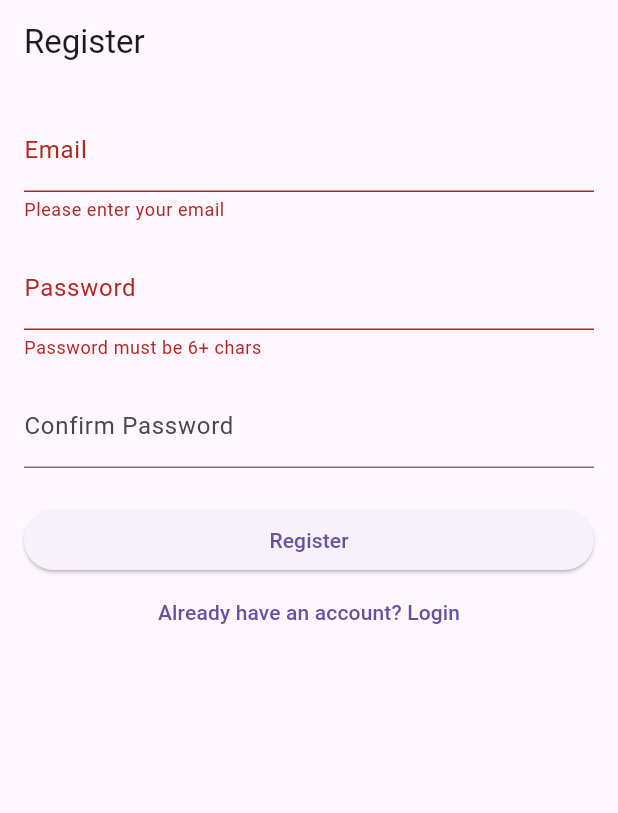
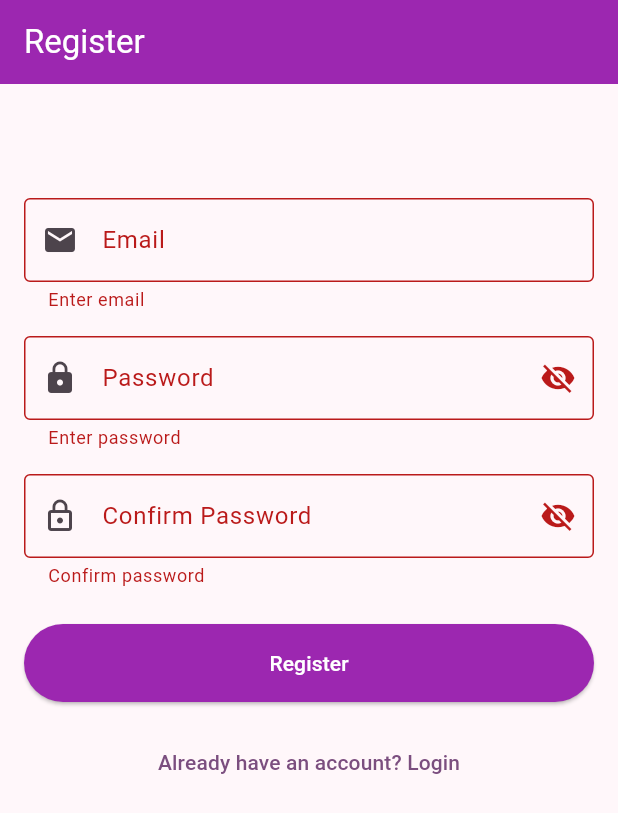
Before and after one commit to Neha-george/HeForHer, a Flutter app: the screen it shows after launch, after a tap on "Login", after a tap on "Don't have an account? Register", after a tap on "Register", on a phone screen of 412 x 824 dp. Shown: the top 813 px of the screen. Run offline on Flutter 3.47's test engine with Material 3 defaults, Android fonts, the phone set to English and light mode, and no system bars; our stand-ins replace cloud_firestore, firebase_auth, firebase_core, just_audio; accounts and stored records are empty; generated files the repository leaves out were written again.

Commit message:
Updated login, register, and home page files

```diff
--- a/lib/features/scenario_engine/scenario_engine_service.dart
+++ b/lib/features/scenario_engine/scenario_engine_service.dart
@@ -6,6 +6,10 @@ class ScenarioEngineService {
 
   Future<List<Scenario>> fetchScenarios() async {
     final docs = await _firestore.getCollection('scenario_engine');
-    return docs.map((doc) => Scenario.fromMap(doc.id, doc.data())).toList();
+    return docs.where((doc) => doc != null).map((doc) {
+      final snapshot = doc
+          as dynamic; // Replace 'dynamic' with the actual type if known, e.g., QueryDocumentSnapshot
+      return Scenario.fromMap(snapshot.id, snapshot.data());
+    }).toList();
   }
 }
--- a/lib/login.dart
+++ b/lib/login.dart
@@ -1,47 +1,45 @@
 import 'package:flutter/material.dart';
 import 'package:firebase_auth/firebase_auth.dart';
 
-class LoginPage extends StatefulWidget {
-  const LoginPage({Key? key}) : super(key: key);
+class Login extends StatefulWidget {
+  const Login({super.key});
 
   @override
-  State<LoginPage> createState() => _LoginPageState();
+  State<Login> createState() => _LoginState();
 }
 
-class _LoginPageState extends State<LoginPage> {
+class _LoginState extends State<Login> {
+  final _emailController = TextEditingController();
+  final _passwordController = TextEditingController();
   final _formKey = GlobalKey<FormState>();
-  final TextEditingController _emailController = TextEditingController();
-  final TextEditingController _passwordController = TextEditingController();
   bool _isLoading = false;
+  bool _isPasswordVisible = false;
 
   Future<void> _login() async {
-    if (_formKey.currentState!.validate()) {
+    if (!_formKey.currentState!.validate()) return;
+
     setState(() => _isLoading = true);
     try {
       await FirebaseAuth.instance.signInWithEmailAndPassword(
         email: _emailController.text.trim(),
-          password: _passwordController.text.trim(),
+        password: _passwordController.text,
       );
-        Navigator.pushReplacementNamed(context, '/home');
+      // Navigation handled by AuthWrapper
     } on FirebaseAuthException catch (e) {
       String message = 'Login failed';
       if (e.code == 'user-not-found') {
-          message = 'Account not found. Please register';
+        message = 'No user found for that email.';
       } else if (e.code == 'wrong-password') {
-          message = 'Incorrect password. Try again';
+        message = 'Wrong password.';
+      } else if (e.code == 'invalid-email') {
+        message = 'Invalid email format.';
       }
-        print('FirebaseAuthException during login: ${e.code} - ${e.message}');
-        ScaffoldMessenger.of(
-          context,
-        ).showSnackBar(SnackBar(content: Text(message)));
-      } catch (e) {
-        print('Exception during login: $e');
-        ScaffoldMessenger.of(
-          context,
-        ).showSnackBar(const SnackBar(content: Text('Login failed')));
+      if (mounted) {
+        ScaffoldMessenger.of(context)
+            .showSnackBar(SnackBar(content: Text(message)));
+      }
     } finally {
-        setState(() => _isLoading = false);
-      }
+      if (mounted) setState(() => _isLoading = false);
     }
   }
 
@@ -55,23 +53,29 @@ class _LoginPageState extends State<LoginPage> {
   @override
   Widget build(BuildContext context) {
     return Scaffold(
-      appBar: AppBar(title: const Text('Login')),
+      appBar: AppBar(
+        title: const Text('Login'),
+        backgroundColor: Colors.purple,
+        foregroundColor: Colors.white,
+      ),
       body: Padding(
-        padding: const EdgeInsets.all(16.0),
+        padding: const EdgeInsets.all(16),
         child: Form(
           key: _formKey,
           child: ListView(
             children: [
+              const SizedBox(height: 60),
               TextFormField(
                 controller: _emailController,
-                decoration: const InputDecoration(labelText: 'Email'),
+                decoration: const InputDecoration(
+                  labelText: 'Email',
+                  border: OutlineInputBorder(),
+                  prefixIcon: Icon(Icons.email),
+                ),
                 validator: (value) {
-                  if (value == null || value.isEmpty)
-                    return 'Please enter your email';
-                  if (!RegExp(
-                    r'^[\w\-\.]+@([\w\-]+\.)+[\w\-]{2,}$',
-                  ).hasMatch(value)) {
-                    return 'Enter a valid email';
+                  if (value == null || value.isEmpty) return 'Enter email';
+                  if (!RegExp(r'^[^@]+@[^@]+\.[^@]+').hasMatch(value)) {
+                    return 'Enter valid email';
                   }
                   return null;
                 },
@@ -79,23 +83,39 @@ class _LoginPageState extends State<LoginPage> {
               const SizedBox(height: 16),
               TextFormField(
                 controller: _passwordController,
-                decoration: const InputDecoration(labelText: 'Password'),
-                obscureText: true,
-                validator: (value) => value == null || value.isEmpty
-                    ? 'Enter your password'
-                    : null,
+                obscureText: !_isPasswordVisible,
+                decoration: InputDecoration(
+                  labelText: 'Password',
+                  border: const OutlineInputBorder(),
+                  prefixIcon: const Icon(Icons.lock),
+                  suffixIcon: IconButton(
+                    icon: Icon(_isPasswordVisible
+                        ? Icons.visibility
+                        : Icons.visibility_off),
+                    onPressed: () => setState(
+                        () => _isPasswordVisible = !_isPasswordVisible),
+                  ),
+                ),
+                validator: (value) =>
+                    value == null || value.isEmpty ? 'Enter password' : null,
               ),
               const SizedBox(height: 24),
               _isLoading
-                  ? const CircularProgressIndicator()
+                  ? const Center(child: CircularProgressIndicator())
                   : ElevatedButton(
                       onPressed: _login,
+                      style: ElevatedButton.styleFrom(
+                        backgroundColor: Colors.purple,
+                        foregroundColor: Colors.white,
+                        padding: const EdgeInsets.symmetric(vertical: 16),
+                      ),
                       child: const Text('Login'),
                     ),
+              const SizedBox(height: 16),
               TextButton(
                 onPressed: () =>
                     Navigator.pushReplacementNamed(context, '/register'),
-                child: const Text("Don't have an account? Register"),
+                child: const Text('Don\'t have an account? Register'),
               ),
             ],
           ),
--- a/lib/main.dart
+++ b/lib/main.dart
@@ -1,86 +1,59 @@
 import 'package:flutter/material.dart';
 import 'package:firebase_core/firebase_core.dart';
-import 'package:provider/provider.dart';
-import 'features/voice_of_her/voice_of_her_provider.dart';
-import 'features/voice_of_her/voice_of_her_screen.dart';
-import 'features/scenario_engine/scenario_engine_provider.dart';
-import 'features/scenario_engine/scenario_engine_screen.dart';
-import 'features/empathy_neural_profile/empathy_neural_profile_screen.dart';
-import 'features/ask_a_woman_chatbot/ask_a_woman_chatbot_screen.dart';
+import 'firebase_options.dart';
+import 'login.dart';
 import 'register.dart';
-import 'login.dart';
+import 'home.dart';
+import 'package:firebase_auth/firebase_auth.dart';
 
 void main() async {
   WidgetsFlutterBinding.ensureInitialized();
-  await Firebase.initializeApp();
-  runApp(const HeForHerApp());
+  await Firebase.initializeApp(
+    options: DefaultFirebaseOptions.currentPlatform,
+  );
+  runApp(const MyApp());
 }
 
-class HeForHerApp extends StatelessWidget {
-  const HeForHerApp({super.key});
+class MyApp extends StatelessWidget {
+  const MyApp({super.key});
 
   @override
   Widget build(BuildContext context) {
-    return MultiProvider(
-      providers: [
-        ChangeNotifierProvider(create: (_) => VoiceOfHerProvider()),
-        ChangeNotifierProvider(create: (_) => ScenarioEngineProvider()),
-      ],
-      child: MaterialApp(
-        title: 'HeForHer',
-        theme: ThemeData(primarySwatch: Colors.purple),
-        initialRoute: '/login',
-        routes: {
-          '/login': (context) => const LoginPage(),
-          '/register': (context) => const RegisterPage(),
-          '/home': (context) => const HomeScreen(),
-        },
+    return MaterialApp(
+      title: 'Firebase Auth Demo',
+      theme: ThemeData(
+        colorScheme: ColorScheme.fromSeed(seedColor: Colors.purple),
+        useMaterial3: true,
       ),
+      initialRoute: '/',
+      routes: {
+        '/': (context) => const AuthWrapper(),
+        '/login': (context) => const Login(),
+        '/register': (context) => const Register(),
+        '/home': (context) => const Home(),
+      },
     );
   }
 }
 
-class HomeScreen extends StatefulWidget {
-  const HomeScreen({super.key});
-  @override
-  State<HomeScreen> createState() => _HomeScreenState();
-}
-
-class _HomeScreenState extends State<HomeScreen> {
-  int _selectedIndex = 0;
-  static const List<Widget> _screens = <Widget>[
-    VoiceOfHerScreen(),
-    ScenarioEngineScreen(),
-    EmpathyNeuralProfileScreen(userId: 'your_user_id'),
-    AskAWomanChatbotScreen(),
-  ];
+class AuthWrapper extends StatelessWidget {
+  const AuthWrapper({super.key});
 
   @override
   Widget build(BuildContext context) {
-    return Scaffold(
-      body: _screens[_selectedIndex],
-      bottomNavigationBar: BottomNavigationBar(
-        currentIndex: _selectedIndex,
-        onTap: (index) => setState(() => _selectedIndex = index),
-        items: const [
-          BottomNavigationBarItem(
-            icon: Icon(Icons.record_voice_over),
-            label: 'Voice of Her',
-          ),
-          BottomNavigationBarItem(
-            icon: Icon(Icons.quiz),
-            label: 'She Says, She Means',
-          ),
-          BottomNavigationBarItem(
-            icon: Icon(Icons.person),
-            label: 'Empathy Profile',
-          ),
-          BottomNavigationBarItem(
-            icon: Icon(Icons.chat_bubble),
-            label: 'Ask-A-Woman',
-          ),
-        ],
-      ),
+    return StreamBuilder<User?>(
+      stream: FirebaseAuth.instance.authStateChanges(),
+      builder: (context, snapshot) {
+        if (snapshot.connectionState == ConnectionState.waiting) {
+          return const Scaffold(
+            body: Center(child: CircularProgressIndicator()),
+          );
+        }
+        if (snapshot.hasData) {
+          return const Home();
+        }
+        return const Login();
+      },
     );
   }
 }
--- a/lib/register.dart
+++ b/lib/register.dart
@@ -1,52 +1,45 @@
 import 'package:flutter/material.dart';
 import 'package:firebase_auth/firebase_auth.dart';
 
-class RegisterPage extends StatefulWidget {
-  const RegisterPage({Key? key}) : super(key: key);
+class Register extends StatefulWidget {
+  const Register({super.key});
 
   @override
-  State<RegisterPage> createState() => _RegisterPageState();
+  State<Register> createState() => _RegisterState();
 }
 
-class _RegisterPageState extends State<RegisterPage> {
+class _RegisterState extends State<Register> {
+  final _emailController = TextEditingController();
+  final _passwordController = TextEditingController();
+  final _confirmController = TextEditingController();
   final _formKey = GlobalKey<FormState>();
-  final TextEditingController _emailController = TextEditingController();
-  final TextEditingController _passwordController = TextEditingController();
-  final TextEditingController _confirmPasswordController =
-      TextEditingController();
-
   bool _isLoading = false;
+  bool _isPasswordVisible = false;
+  bool _isConfirmPasswordVisible = false;
 
   Future<void> _register() async {
-    if (_formKey.currentState!.validate()) {
+    if (!_formKey.currentState!.validate()) return;
+
     setState(() => _isLoading = true);
     try {
       await FirebaseAuth.instance.createUserWithEmailAndPassword(
         email: _emailController.text.trim(),
-          password: _passwordController.text.trim(),
+        password: _passwordController.text,
       );
-        Navigator.pushReplacementNamed(context, '/home');
+      // Navigation handled by AuthWrapper
     } on FirebaseAuthException catch (e) {
       String message = 'Registration failed';
-        if (e.code == 'email-already-in-use') {
-          message = 'Already registered. Please log in';
-        } else if (e.code == 'weak-password') {
-          message = 'Password too weak. Minimum 6 characters required';
+      if (e.code == 'weak-password') {
+        message = 'Password should be at least 6 characters.';
+      } else if (e.code == 'email-already-in-use') {
+        message = 'Email already exists.';
       }
-        print(
-          'FirebaseAuthException during registration: ${e.code} - ${e.message}',
-        );
-        ScaffoldMessenger.of(
-          context,
-        ).showSnackBar(SnackBar(content: Text(message)));
-      } catch (e) {
-        print('Exception during registration: $e');
-        ScaffoldMessenger.of(
-          context,
-        ).showSnackBar(const SnackBar(content: Text('Registration failed')));
+      if (mounted) {
+        ScaffoldMessenger.of(context)
+            .showSnackBar(SnackBar(content: Text(message)));
+      }
     } finally {
-        setState(() => _isLoading = false);
-      }
+      if (mounted) setState(() => _isLoading = false);
     }
   }
 
@@ -54,30 +47,36 @@ class _RegisterPageState extends State<RegisterPage> {
   void dispose() {
     _emailController.dispose();
     _passwordController.dispose();
-    _confirmPasswordController.dispose();
+    _confirmController.dispose();
     super.dispose();
   }
 
   @override
   Widget build(BuildContext context) {
     return Scaffold(
-      appBar: AppBar(title: const Text('Register')),
+      appBar: AppBar(
+        title: const Text('Register'),
+        backgroundColor: Colors.purple,
+        foregroundColor: Colors.white,
+      ),
       body: Padding(
-        padding: const EdgeInsets.all(16.0),
+        padding: const EdgeInsets.all(16),
         child: Form(
           key: _formKey,
           child: ListView(
             children: [
+              const SizedBox(height: 60),
               TextFormField(
                 controller: _emailController,
-                decoration: const InputDecoration(labelText: 'Email'),
+                decoration: const InputDecoration(
+                  labelText: 'Email',
+                  border: OutlineInputBorder(),
+                  prefixIcon: Icon(Icons.email),
+                ),
                 validator: (value) {
-                  if (value == null || value.isEmpty)
-                    return 'Please enter your email';
-                  if (!RegExp(
-                    r'^[\w\-\.]+@([\w\-]+\.)+[\w\-]{2,}$',
-                  ).hasMatch(value)) {
-                    return 'Enter a valid email';
+                  if (value == null || value.isEmpty) return 'Enter email';
+                  if (!RegExp(r'^[^@]+@[^@]+\.[^@]+').hasMatch(value)) {
+                    return 'Enter valid email';
                   }
                   return null;
                 },
@@ -85,30 +84,68 @@ class _RegisterPageState extends State<RegisterPage> {
               const SizedBox(height: 16),
               TextFormField(
                 controller: _passwordController,
-                decoration: const InputDecoration(labelText: 'Password'),
-                obscureText: true,
-                validator: (value) => value != null && value.length >= 6
-                    ? null
-                    : 'Password must be 6+ chars',
+                obscureText: !_isPasswordVisible,
+                decoration: InputDecoration(
+                  labelText: 'Password',
+                  border: const OutlineInputBorder(),
+                  prefixIcon: const Icon(Icons.lock),
+                  suffixIcon: IconButton(
+                    icon: Icon(_isPasswordVisible
+                        ? Icons.visibility
+                        : Icons.visibility_off),
+                    onPressed: () => setState(
+                        () => _isPasswordVisible = !_isPasswordVisible),
+                  ),
+                ),
+                validator: (value) {
+                  if (value == null || value.isEmpty) {
+                    return 'Enter password';
+                  }
+                  if (value.length < 6) {
+                    return 'Password must be at least 6 characters';
+                  }
+                  return null;
+                },
               ),
               const SizedBox(height: 16),
               TextFormField(
-                controller: _confirmPasswordController,
-                decoration: const InputDecoration(
+                controller: _confirmController,
+                obscureText: !_isConfirmPasswordVisible,
+                decoration: InputDecoration(
                   labelText: 'Confirm Password',
+                  border: const OutlineInputBorder(),
+                  prefixIcon: const Icon(Icons.lock_outline),
+                  suffixIcon: IconButton(
+                    icon: Icon(_isConfirmPasswordVisible
+                        ? Icons.visibility
+                        : Icons.visibility_off),
+                    onPressed: () => setState(() =>
+                        _isConfirmPasswordVisible = !_isConfirmPasswordVisible),
                   ),
-                obscureText: true,
-                validator: (value) => value != _passwordController.text
-                    ? 'Passwords do not match'
-                    : null,
+                ),
+                validator: (value) {
+                  if (value == null || value.isEmpty) {
+                    return 'Confirm password';
+                  }
+                  if (value != _passwordController.text) {
+                    return 'Passwords do not match';
+                  }
+                  return null;
+                },
               ),
               const SizedBox(height: 24),
               _isLoading
-                  ? const CircularProgressIndicator()
+                  ? const Center(child: CircularProgressIndicator())
                   : ElevatedButton(
                       onPressed: _register,
+                      style: ElevatedButton.styleFrom(
+                        backgroundColor: Colors.purple,
+                        foregroundColor: Colors.white,
+                        padding: const EdgeInsets.symmetric(vertical: 16),
+                      ),
                       child: const Text('Register'),
                     ),
+              const SizedBox(height: 16),
               TextButton(
                 onPressed: () =>
                     Navigator.pushReplacementNamed(context, '/login'),
```
Also changed, not shown: lib/features/empathy_neural_profile/empathy_neural_profile_service.dart (+4 -4 lines), lib/home.dart (+27 -46 lines), lib/voice_lessons.json (added, +16 -0 lines), pubspec.yaml (+12 -7 lines), pubspec.lock, 1 other file. Lines whose indentation alone changed are shown as unchanged.
